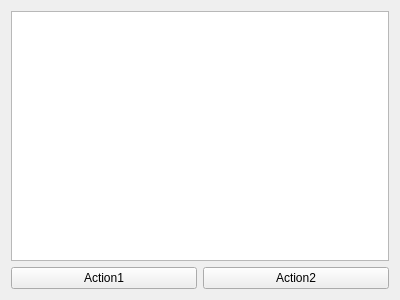
bstaint/MsgIPC, file python/form.ui: the form before one commit.
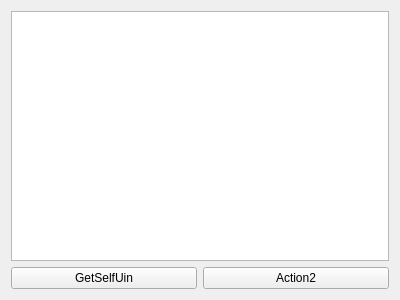
The form after the commit.

```diff
--- a/python/form.ui
+++ b/python/form.ui
@@ -22,7 +22,7 @@
      <item>
       <widget class="QPushButton" name="pushButton">
        <property name="text">
-        <string>Action1</string>
+        <string>GetSelfUin</string>
        </property>
       </widget>
      </item>
```
